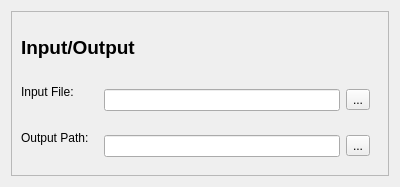
Before: the Qt Designer form ui_files/io_widget.ui in olk90/pyBLG, drawn with Qt 5.
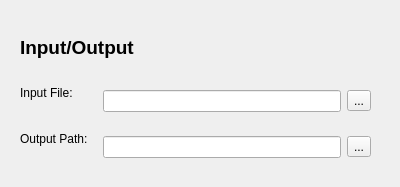
After: the same form once the commit is applied.

Commit message: removed visible frames

What changed in the file:
```diff
--- a/ui_files/io_widget.ui
+++ b/ui_files/io_widget.ui
@@ -17,7 +17,7 @@
    <item>
     <widget class="QFrame" name="frame">
      <property name="frameShape">
-      <enum>QFrame::StyledPanel</enum>
+      <enum>QFrame::NoFrame</enum>
      </property>
      <property name="frameShadow">
       <enum>QFrame::Raised</enum>
```
The commit also changes 2 other files.
